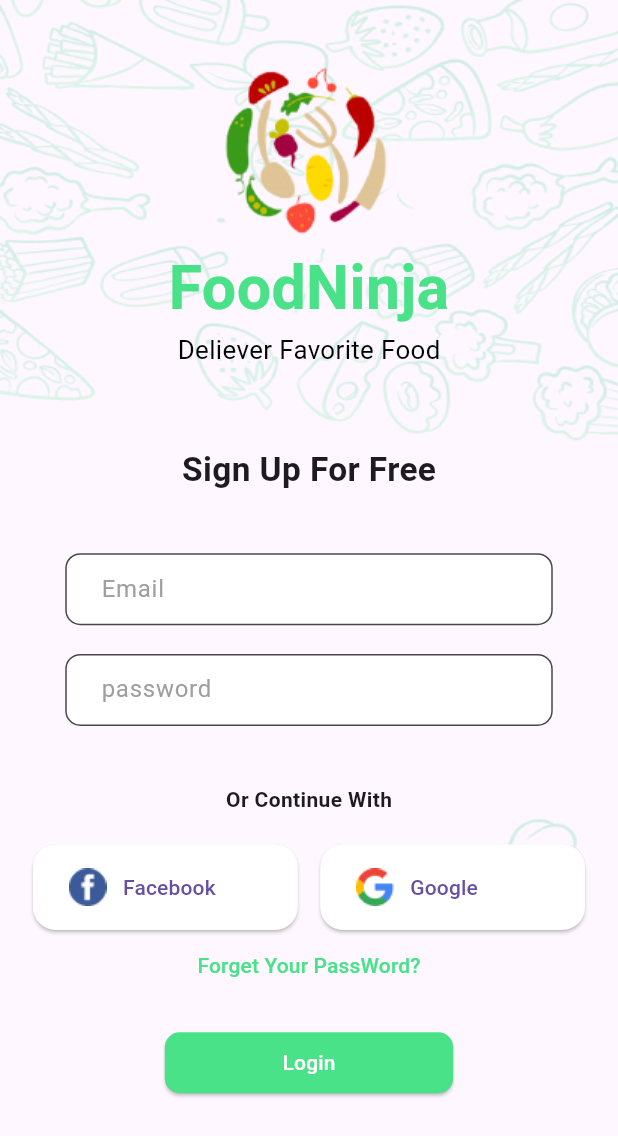
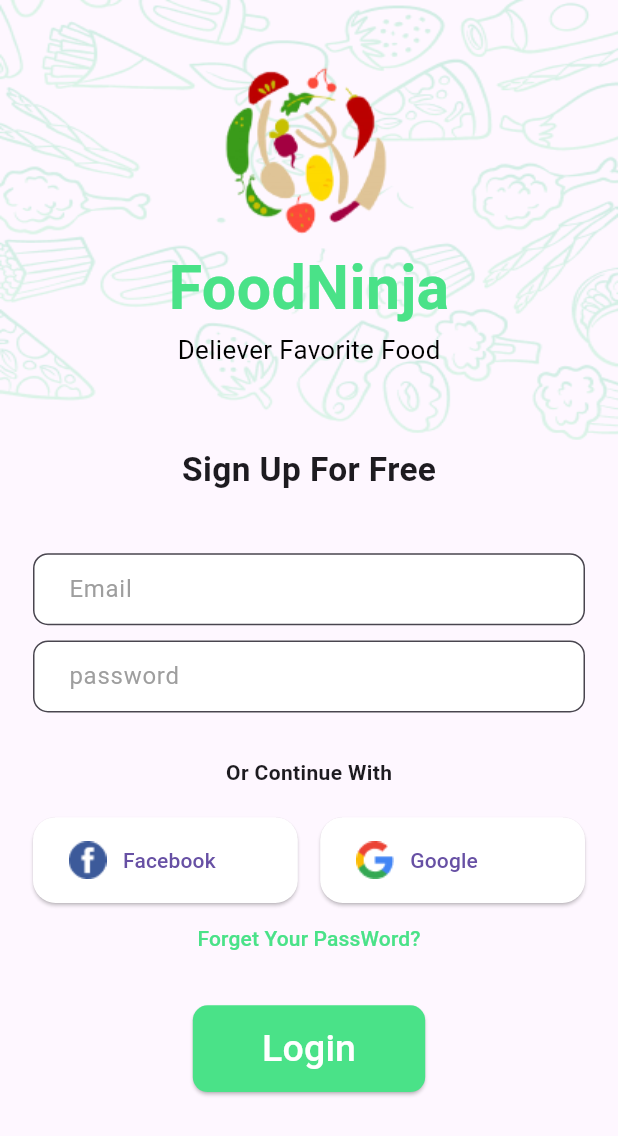
Before and after one commit to mernaamir/deliveryfoodtask, a Flutter app: the screen it shows after launch, on a phone screen of 412 x 824 dp. Shown: the top 1136 px of the screen. Run offline on Flutter 3.47's test engine with Material 3 defaults, Android fonts, the phone set to English and light mode, and no system bars; our stand-ins replace flutter_screenutil.

```diff
--- a/lib/features/screens/login.dart
+++ b/lib/features/screens/login.dart
@@ -104,10 +104,11 @@ class LogIn extends StatelessWidget {
                     height: 20.h,
                   ),
                   Container(
-                    width: 175.w,
-                    height: 40.h,
+                    width: 141.w,
+                    height: 57.h,
                     child: ElevatedButton(
                       style: ElevatedButton.styleFrom(
+
                           backgroundColor: AppColors.mainColor,
                           shape: RoundedRectangleBorder(
                               borderRadius: BorderRadius.circular(10))),
@@ -123,7 +124,7 @@ class LogIn extends StatelessWidget {
                       },
                       child: Text(
                         "Login",
-                        style: TextStyle(color: Colors.white),
+                        style: TextStyle(color: Colors.white,fontSize: 25),
                       ),
                     ),
                   )
--- a/lib/features/widgets/CustomFields.dart
+++ b/lib/features/widgets/CustomFields.dart
@@ -1,4 +1,6 @@
 import 'package:flutter/material.dart';
+import 'package:flutter_screenutil/flutter_screenutil.dart';
+
 
 class CustomFields extends StatelessWidget {
   final TextEditingController controller;
@@ -17,8 +19,8 @@ class CustomFields extends StatelessWidget {
   Widget build(BuildContext context) {
     // TODO: implement build
     return Container(
-      width: 325,
-      height: 57,
+      // width: 325.w,
+      // height: 57.h,
       child: TextFormField(
         obscureText: pass,
         controller: controller,
```
